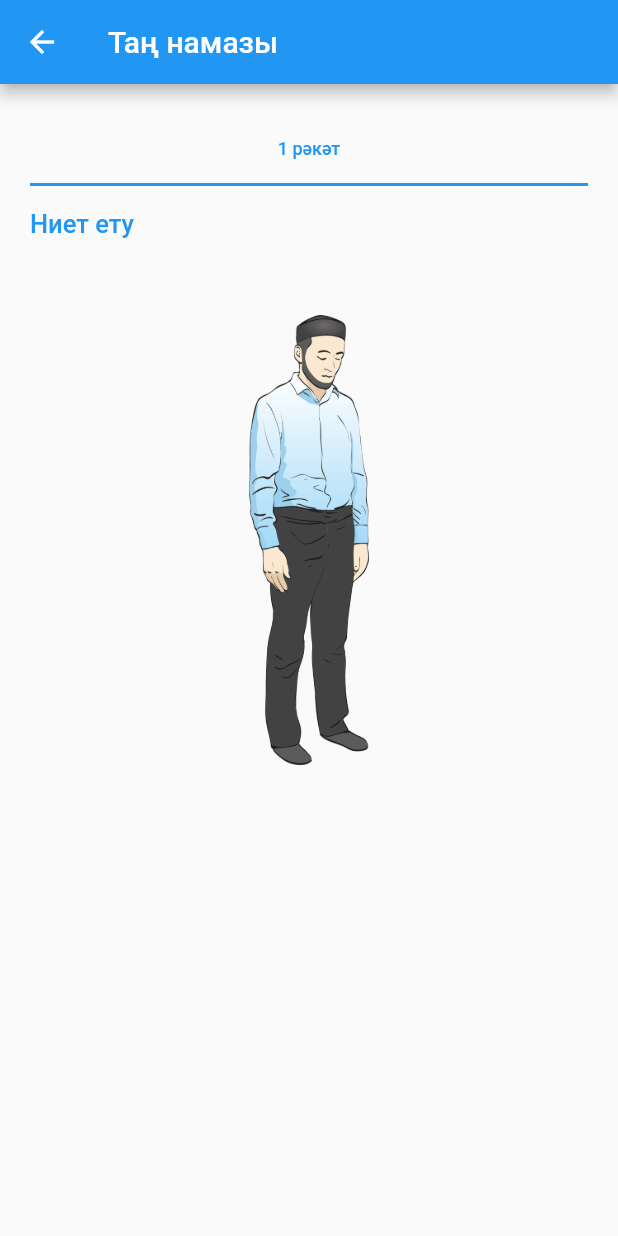
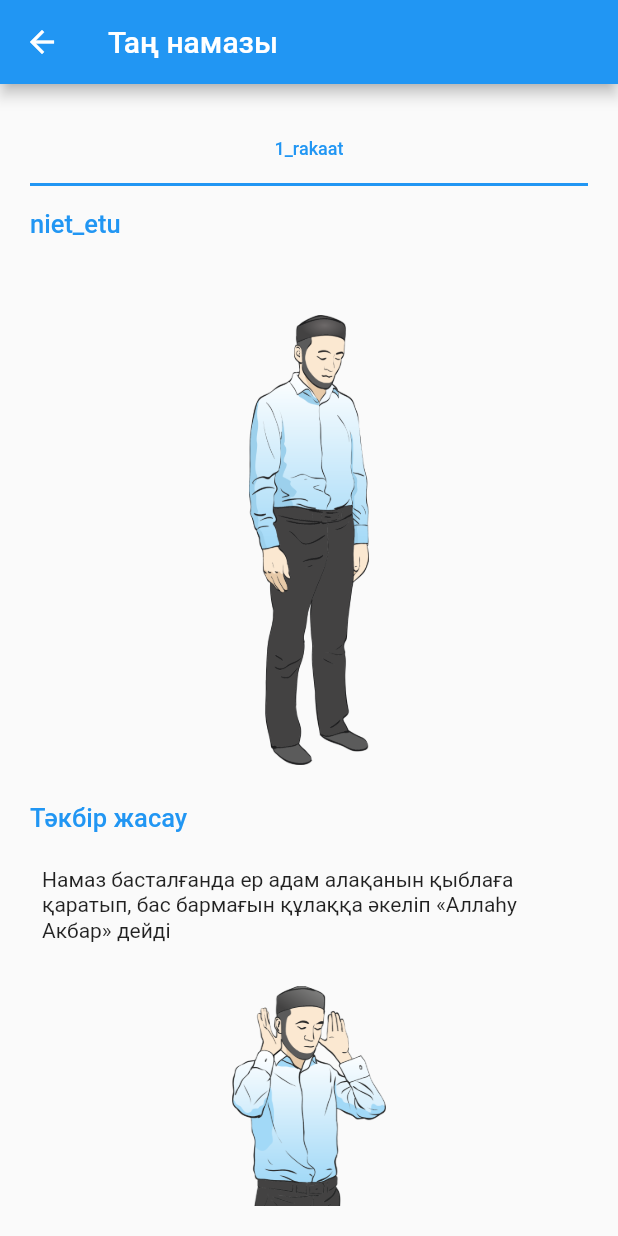
Before and after one commit to Urgut/namoz, a Flutter app: the screen it shows after launch, after a tap on "Намаз", on a phone screen of 412 x 824 dp. Run offline on Flutter 3.47's test engine with Material 2 defaults, Android fonts, the light colour scheme and no system bars; drawn by our look-alikes of flutter_html; our stand-ins replace assets_audio_player, dio, flutter_bloc, get_it, shared_preferences.

Commit message:
factory method for namaz parts

```diff
--- /dev/null
+++ b/lib/features/namaz/data/factory/kiyam-factory.dart
@@ -0,0 +1,17 @@
+import 'package:namazapp/features/namaz/data/parts/kiyam/kiyam-man-part.dart';
+import 'package:namazapp/features/namaz/data/parts/kiyam/kiyam-part.dart';
+import 'package:namazapp/features/namaz/data/parts/kiyam/kiyam-woman-part.dart';
+
+class PartKiyamFactory {
+  KiyamPart create(String gender) {
+    if (gender == 'man') {
+      return KiyamManPart();
+    }
+
+    if (gender == 'цщman') {
+      return KiyamWomanPart();
+    }
+
+    return null;
+  }
+}
--- a/lib/features/namaz/data/factory/namaz-factory.dart
+++ b/lib/features/namaz/data/factory/namaz-factory.dart
@@ -1,6 +1,7 @@
+import 'package:namazapp/features/namaz/data/models/namaz-rakaat.model.dart';
 import 'package:namazapp/features/namaz/data/namaz/base-namaz.dart';
-import 'package:namazapp/features/namaz/data/namaz/fajr/farj-paryz.dart';
-import 'package:namazapp/features/namaz/data/namaz/fajr/farj-sunna.dart';
+import 'package:namazapp/features/namaz/data/namaz/namaz.dart';
+import 'package:namazapp/features/namaz/data/rakaats/fajr/fajr-rakaats.dart';
 
 class NamazFactory {
   /*
@@ -18,14 +19,14 @@ class NamazFactory {
 
     // FAJR
     if (namazName == 'fajr') {
-      switch (namazType) {
-        case 'sunna':
-          return FajrSunnaNamaz(gender: gender);
-          break;
-        case 'paryz':
-          return FajrParyzNamaz(gender: gender);
-          break;
-      }
+      List<NamazRakaatModel> rakaats = FajrRakaats(gender: gender).rakaats;
+
+      return Namaz(
+        title: 'fajr',
+        type: 'sunna',
+        gender: gender,
+        rakaats: rakaats,
+      );
     }
 
     return null;
--- /dev/null
+++ b/lib/features/namaz/data/factory/niet-factory.dart
@@ -0,0 +1,17 @@
+import 'package:namazapp/features/namaz/data/parts/niet/niet-man-part.dart';
+import 'package:namazapp/features/namaz/data/parts/niet/niet-part.dart';
+import 'package:namazapp/features/namaz/data/parts/niet/niet-woman-part.dart';
+
+class PartNietFactory {
+  NietPart create(String gender) {
+    if (gender == 'man') {
+      return NietManPart();
+    }
+
+    if (gender == 'цщman') {
+      return NietWomanPart();
+    }
+
+    return null;
+  }
+}
--- /dev/null
+++ b/lib/features/namaz/data/factory/takbir-factory.dart
@@ -0,0 +1,17 @@
+import 'package:namazapp/features/namaz/data/parts/takbir/takbir-man-part.dart';
+import 'package:namazapp/features/namaz/data/parts/takbir/takbir-part.dart';
+import 'package:namazapp/features/namaz/data/parts/takbir/takbir-woman-part.dart';
+
+class PartTakbirFactory {
+  TakbirPart create(String gender) {
+    if (gender == 'man') {
+      return TakbirManPart();
+    }
+
+    if (gender == 'цщman') {
+      return TakbirWomanPart();
+    }
+
+    return null;
+  }
+}
--- a/lib/features/namaz/data/namaz/base-namaz.dart
+++ b/lib/features/namaz/data/namaz/base-namaz.dart
@@ -2,7 +2,7 @@ import 'package:namazapp/features/namaz/data/models/namaz-rakaat.model.dart';
 
 abstract class BaseNamaz {
   String title;
-  String mode;
+  String type;
   String gender;
   List<NamazRakaatModel> rakaats;
 }
--- a/lib/features/namaz/data/namaz/fajr/farj-sunna.dart
+++ /dev/null
@@ -1,30 +0,0 @@
-import 'package:namazapp/features/namaz/data/models/namaz-rakaat.model.dart';
-import 'package:namazapp/features/namaz/data/namaz/base-namaz.dart';
-import 'package:namazapp/features/namaz/data/parts/niet/niet-man-part.dart';
-
-class FajrSunnaNamaz implements BaseNamaz {
-  String title = 'Таң намазы';
-
-  @override
-  String mode = '2 рәкәт сүннет';
-
-  @override
-  String gender = 'man';
-
-  @override
-  List<NamazRakaatModel> rakaats;
-
-  FajrSunnaNamaz({this.gender = 'man'}) {
-    // Generate rakaats
-    NamazRakaatModel r1 = NamazRakaatModel(
-      title: '1 рәкәт',
-      parts: [
-        NietManPart(),
-      ],
-    );
-
-    this.rakaats = [
-      r1,
-    ];
-  }
-}
--- /dev/null
+++ b/lib/features/namaz/data/namaz/namaz.dart
@@ -0,0 +1,20 @@
+import 'package:namazapp/features/namaz/data/models/namaz-rakaat.model.dart';
+import 'package:namazapp/features/namaz/data/namaz/base-namaz.dart';
+
+class Namaz extends BaseNamaz {
+  String title;
+  String type;
+  String gender;
+  List<NamazRakaatModel> rakaats;
+
+  Namaz({
+    this.title,
+    this.type,
+    this.gender,
+    this.rakaats,
+  });
+
+  get rakaatsCount => this.rakaats.length;
+  get isForMan => this.gender == 'man';
+  get isSecondSunna => this.type == 'sunna_second';
+}
--- /dev/null
+++ b/lib/features/namaz/data/parts/kiyam/kiyam-man-part.dart
@@ -0,0 +1,5 @@
+import 'package:namazapp/features/namaz/data/parts/kiyam/kiyam-part.dart';
+
+class KiyamManPart extends KiyamPart {
+  String image = 'assets/images/namaz/man/kiyam.png';
+}
--- /dev/null
+++ b/lib/features/namaz/data/parts/kiyam/kiyam-woman-part.dart
@@ -0,0 +1,5 @@
+import 'package:namazapp/features/namaz/data/parts/kiyam/kiyam-part.dart';
+
+class KiyamWomanPart extends KiyamPart {
+  String image = 'assets/images/namaz/man/kiyam.png';
+}
--- a/lib/features/namaz/data/parts/niet/niet-part.dart
+++ b/lib/features/namaz/data/parts/niet/niet-part.dart
@@ -1,7 +1,7 @@
 import 'package:namazapp/features/namaz/data/interfaces/part-iterface.dart';
 
 class NietPart implements IPart {
-  String title = 'Ниет ету';
+  String title = 'niet_etu';
   String description = '';
   String image = '';
   List<String> audio = [];
--- /dev/null
+++ b/lib/features/namaz/data/parts/takbir/takbir-man-part.dart
@@ -0,0 +1,6 @@
+import 'package:namazapp/features/namaz/data/parts/takbir/takbir-part.dart';
+
+class TakbirManPart extends TakbirPart {
+  @override
+  String image = 'assets/images/namaz/man/takbir.png';
+}
--- /dev/null
+++ b/lib/features/namaz/data/parts/takbir/takbir-part.dart
@@ -0,0 +1,11 @@
+import 'package:namazapp/features/namaz/data/interfaces/part-iterface.dart';
+
+class TakbirPart implements IPart {
+  String title = 'Тәкбір жасау';
+  String description = 'Намаз басталғанда ер адам алақанын қыблаға қаратып, бас бармағын құлаққа әкеліп «Аллаһу Акбар» дейді';
+  String image = '';
+  List<String> audio = [];
+  String transcript = 'Аллаху Акбар!';
+  String translation = "Алла аса ұлы!";
+  String arabic = "الله أكبر";
+}
--- /dev/null
+++ b/lib/features/namaz/data/parts/takbir/takbir-woman-part.dart
@@ -0,0 +1,6 @@
+import 'package:namazapp/features/namaz/data/parts/takbir/takbir-part.dart';
+
+class TakbirWomanPart extends TakbirPart {
+  @override
+  String image = 'assets/images/namaz/woman/takbir.png';
+}
--- /dev/null
+++ b/lib/features/namaz/data/rakaats/fajr/fajr-rakaats.dart
@@ -0,0 +1,26 @@
+import 'package:namazapp/features/namaz/data/factory/kiyam-factory.dart';
+import 'package:namazapp/features/namaz/data/factory/niet-factory.dart';
+import 'package:namazapp/features/namaz/data/factory/takbir-factory.dart';
+import 'package:namazapp/features/namaz/data/models/namaz-rakaat.model.dart';
+
+class FajrRakaats {
+  final String gender;
+  List<NamazRakaatModel> rakaats = [];
+
+  FajrRakaats({this.gender}) {
+    this.createRakaats();
+  }
+
+  createRakaats() {
+    NamazRakaatModel r1 = NamazRakaatModel(
+      title: '1_rakaat',
+      parts: [
+        PartNietFactory().create(this.gender),
+        PartTakbirFactory().create(this.gender),
+        PartKiyamFactory().create(this.gender),
+      ],
+    );
+
+    this.rakaats.add(r1);
+  }
+}
```
Also changed, not shown: lib/features/namaz/data/namaz/fajr/farj-paryz.dart (deleted, +0 -30 lines), lib/features/namaz/data/parts/kiyam/kiyam-part.dart (added, +13 -0 lines).
